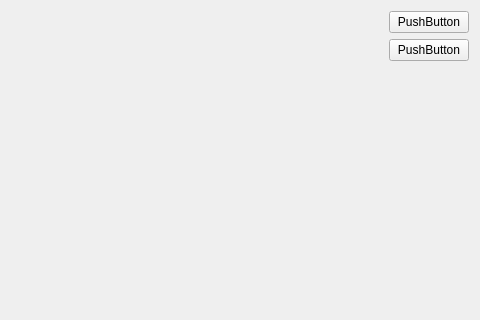
TomasSirgedas/HadwigerNelson-TileDist, file TileDist/TileDist.ui: the form before one commit; both pictures show x 907 to 1387 and y 0 to 320 of the 1387 by 865 pixel window.
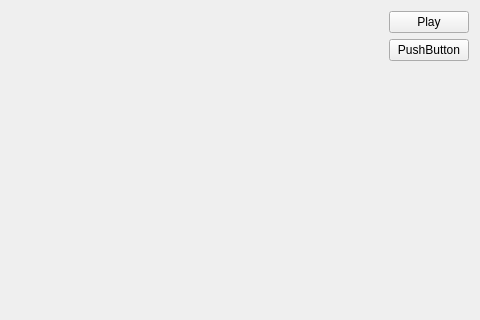
The form after the commit.

Commit message: basic simulation + play/pause

```diff
--- a/TileDist/TileDist.ui
+++ b/TileDist/TileDist.ui
@@ -29,7 +29,7 @@
      <item>
       <widget class="QPushButton" name="pushButton">
        <property name="text">
-        <string>PushButton</string>
+        <string>Play</string>
        </property>
       </widget>
      </item>
```
Left out of the diff: 2 changed lines with no effect on the pictures. The commit also changes 2 other files.
